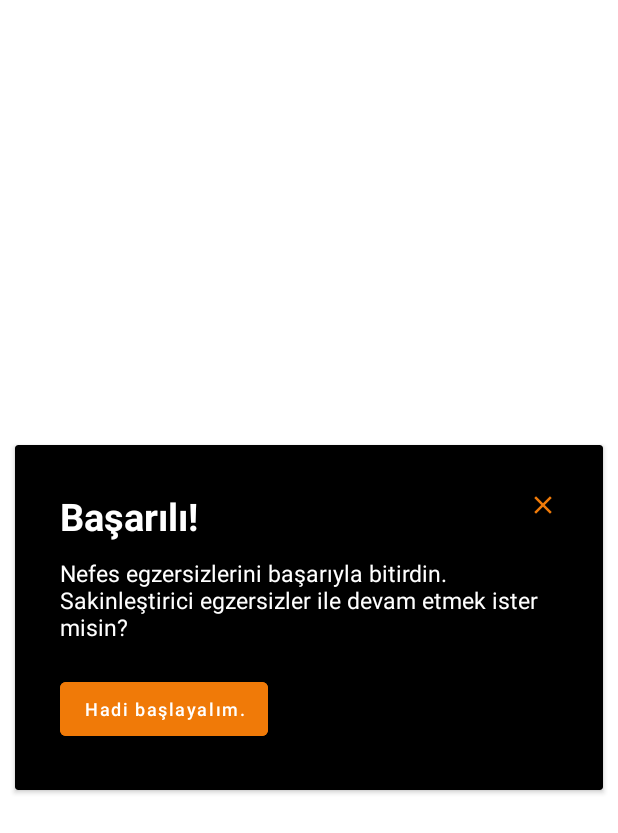
After one commit to TuranBurakk/Panikat, an Android app: the layout layout_custom_dialog_breathing.xml on its own in the app's theme, with its tools: preview values and no code run, on a phone screen of 412 x 824 dp. The commit adds this screen. Shown: the top 833 px of the screen. Run offline under Robolectric (Android 15) with nearby library versions, the phone set to English and light mode, and no system bars.

Commit message:
[MainScreen][Popups created]

```diff
--- a/app/src/main/java/com/infos/panikat/ui/intro/AppIntroActivity.kt
+++ b/app/src/main/java/com/infos/panikat/ui/intro/AppIntroActivity.kt
@@ -19,8 +19,7 @@ class AppIntroActivity : AppIntro() {
                 titleColorRes = R.color.black,
                 descriptionColorRes = R.color.black,
                 backgroundColorRes = R.color.lavantai,
-
-                )
+            )
         )
         addSlide(
             AppIntroFragment.createInstance(
--- /dev/null
+++ b/app/src/main/res/drawable/baseline_close_24.xml
@@ -0,0 +1,5 @@
+<vector android:height="20dp" android:tint="@color/orange"
+    android:viewportHeight="24" android:viewportWidth="24"
+    android:width="20dp" xmlns:android="http://schemas.android.com/apk/res/android">
+    <path android:fillColor="@color/orange" android:pathData="M19,6.41L17.59,5 12,10.59 6.41,5 5,6.41 10.59,12 5,17.59 6.41,19 12,13.41 17.59,19 19,17.59 13.41,12z"/>
+</vector>
--- /dev/null
+++ b/app/src/main/res/layout/layout_custom_dialog_breathing.xml
@@ -0,0 +1,66 @@
+<?xml version="1.0" encoding="utf-8"?>
+<androidx.cardview.widget.CardView xmlns:android="http://schemas.android.com/apk/res/android"
+    android:layout_width="match_parent"
+    android:layout_height="wrap_content"
+    xmlns:app="http://schemas.android.com/apk/res-auto"
+    android:layout_margin="10dp"
+    android:backgroundTint="@color/black"
+    android:layout_gravity="center">
+
+    <androidx.constraintlayout.widget.ConstraintLayout
+        android:layout_width="match_parent"
+        android:layout_margin="20dp"
+        android:layout_height="match_parent">
+
+        <TextView
+            android:id="@+id/popup_title_tv"
+            android:layout_width="wrap_content"
+            android:layout_height="wrap_content"
+            app:layout_constraintTop_toTopOf="parent"
+            app:layout_constraintStart_toStartOf="parent"
+            android:text="Başarılı!"
+            android:textColor="@color/white"
+            android:textStyle="bold"
+            android:textSize="25sp"
+            android:layout_margin="10dp"/>
+
+        <TextView
+            android:id="@+id/popup_desc_tv"
+            android:layout_width="wrap_content"
+            android:layout_height="wrap_content"
+            app:layout_constraintEnd_toEndOf="parent"
+            android:textColor="@color/white"
+            android:maxLines="3"
+            app:layout_constraintStart_toStartOf="parent"
+            android:text="Nefes egzersizlerini başarıyla bitirdin. Sakinleştirici egzersizler ile devam etmek ister misin?"
+            android:textSize="15dp"
+            android:padding="10dp"
+            app:layout_constraintTop_toBottomOf="@id/popup_title_tv" />
+
+        <Button
+            android:id="@+id/lets_start_btn"
+            android:layout_width="wrap_content"
+            app:layout_constraintTop_toBottomOf="@id/popup_desc_tv"
+            app:layout_constraintStart_toStartOf="parent"
+            android:layout_margin="10dp"
+            android:text="Hadi başlayalım."
+            android:textSize="12sp"
+            android:backgroundTint="@color/orange"
+            app:layout_constraintBottom_toBottomOf="parent"
+            android:textAllCaps="false"
+            android:layout_height="wrap_content"/>
+
+        <ImageButton
+            android:id="@+id/close_btn"
+            android:layout_width="wrap_content"
+            android:layout_margin="10dp"
+            android:src="@drawable/baseline_close_24"
+            app:layout_constraintEnd_toEndOf="parent"
+            app:layout_constraintTop_toTopOf="parent"
+            android:background="@color/black"
+            android:layout_height="wrap_content"
+            app:tint="@color/orange" />
+
+    </androidx.constraintlayout.widget.ConstraintLayout>
+
+</androidx.cardview.widget.CardView>
--- a/app/src/main/res/navigation/nav_graph.xml
+++ b/app/src/main/res/navigation/nav_graph.xml
@@ -26,6 +26,9 @@
         <action
             android:id="@+id/action_breathingExerciseFragment_to_homeFragment"
             app:destination="@id/homeFragment" />
+        <action
+            android:id="@+id/action_breathingExerciseFragment_to_calmingExerciseFragment"
+            app:destination="@id/calmingExerciseFragment" />
     </fragment>
     <fragment
         android:id="@+id/calmingExerciseFragment"
@@ -35,6 +38,9 @@
         <action
             android:id="@+id/action_calmingExerciseFragment_to_homeFragment"
             app:destination="@id/homeFragment" />
+        <action
+            android:id="@+id/action_calmingExerciseFragment_to_breathingExerciseFragment"
+            app:destination="@id/breathingExerciseFragment" />
     </fragment>
 
 </navigation>
```
Also changed, not shown: app/src/main/java/com/infos/panikat/ui/breathingexercisescreen/BreathingExerciseFragment.kt (+30 -1 lines), app/src/main/java/com/infos/panikat/ui/calmingexercisescreen/CalmingExerciseFragment.kt (+29 -0 lines), app/src/main/res/layout/layout_custom_dialog_calming.xml (added, +66 -0 lines).
